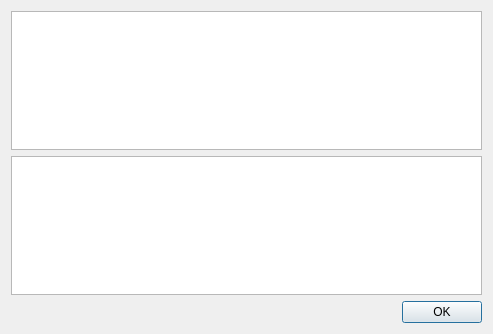
Above: dialoghexsignature.ui from horsicq/FormatDialogs before the change. Below: the same form after it.
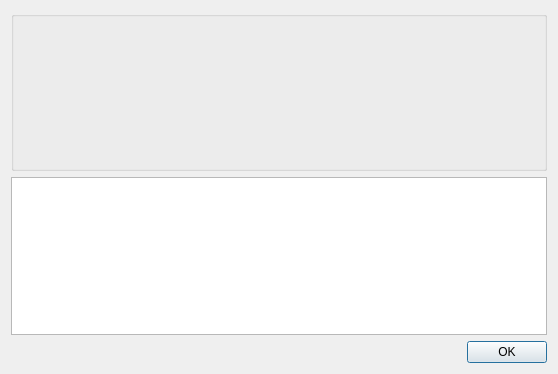
That is the form after the change.

Patch:
```diff
--- a/dialoghexsignature.ui
+++ b/dialoghexsignature.ui
@@ -6,25 +6,98 @@
    <rect>
     <x>0</x>
     <y>0</y>
-    <width>493</width>
-    <height>334</height>
+    <width>558</width>
+    <height>374</height>
    </rect>
   </property>
   <property name="windowTitle">
    <string>Dialog</string>
   </property>
-  <layout class="QVBoxLayout" name="verticalLayout">
+  <layout class="QVBoxLayout" name="verticalLayout_2">
    <item>
-    <widget class="QTableWidget" name="tableWidgetSignature">
-     <property name="editTriggers">
-      <set>QAbstractItemView::NoEditTriggers</set>
+    <widget class="QGroupBox" name="GroupBox">
+     <property name="minimumSize">
+      <size>
+       <width>0</width>
+       <height>160</height>
+      </size>
      </property>
-     <attribute name="horizontalHeaderVisible">
-      <bool>false</bool>
-     </attribute>
-     <attribute name="verticalHeaderVisible">
-      <bool>false</bool>
-     </attribute>
+     <layout class="QVBoxLayout" name="verticalLayout">
+      <property name="spacing">
+       <number>0</number>
+      </property>
+      <property name="leftMargin">
+       <number>0</number>
+      </property>
+      <property name="topMargin">
+       <number>0</number>
+      </property>
+      <property name="rightMargin">
+       <number>0</number>
+      </property>
+      <property name="bottomMargin">
+       <number>0</number>
+      </property>
+      <item>
+       <layout class="QHBoxLayout" name="horizontalLayout0">
+        <property name="spacing">
+         <number>0</number>
+        </property>
+        <property name="sizeConstraint">
+         <enum>QLayout::SetDefaultConstraint</enum>
+        </property>
+       </layout>
+      </item>
+      <item>
+       <layout class="QHBoxLayout" name="horizontalLayout1">
+        <property name="spacing">
+         <number>0</number>
+        </property>
+       </layout>
+      </item>
+      <item>
+       <layout class="QHBoxLayout" name="horizontalLayout2">
+        <property name="spacing">
+         <number>0</number>
+        </property>
+       </layout>
+      </item>
+      <item>
+       <layout class="QHBoxLayout" name="horizontalLayout3">
+        <property name="spacing">
+         <number>0</number>
+        </property>
+       </layout>
+      </item>
+      <item>
+       <layout class="QHBoxLayout" name="horizontalLayout4">
+        <property name="spacing">
+         <number>0</number>
+        </property>
+       </layout>
+      </item>
+      <item>
+       <layout class="QHBoxLayout" name="horizontalLayout5">
+        <property name="spacing">
+         <number>0</number>
+        </property>
+       </layout>
+      </item>
+      <item>
+       <layout class="QHBoxLayout" name="horizontalLayout6">
+        <property name="spacing">
+         <number>0</number>
+        </property>
+       </layout>
+      </item>
+      <item>
+       <layout class="QHBoxLayout" name="horizontalLayout7">
+        <property name="spacing">
+         <number>0</number>
+        </property>
+       </layout>
+      </item>
+     </layout>
     </widget>
    </item>
    <item>
```
Left out of the diff: 2 changed lines with no effect on the pictures.
